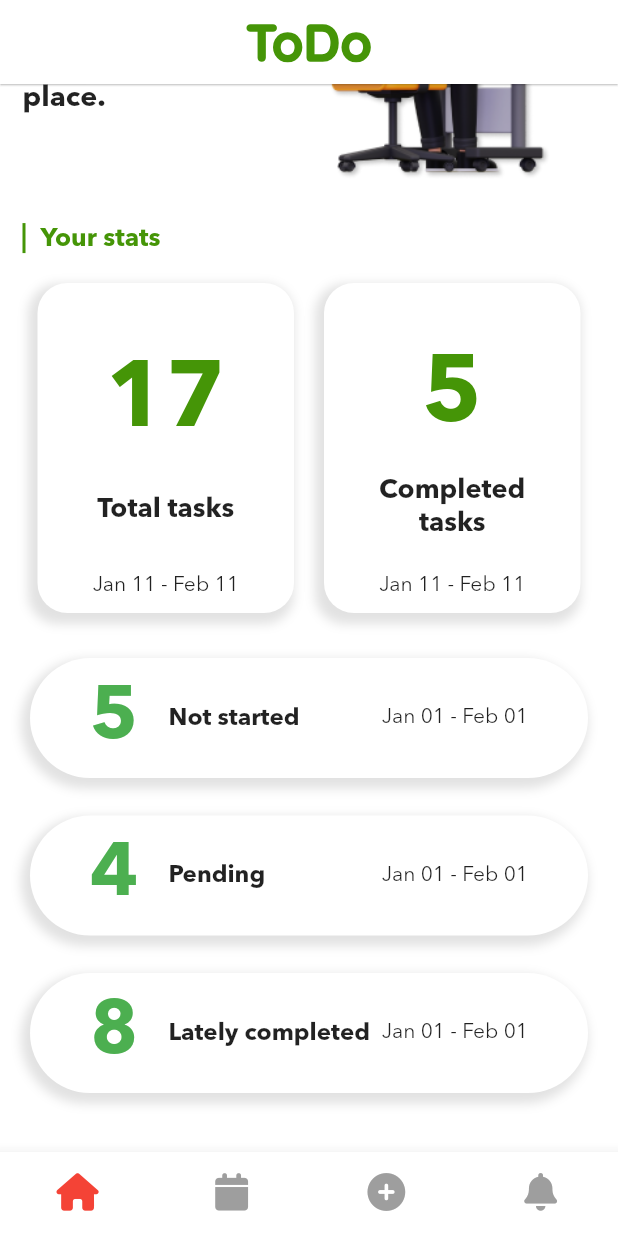
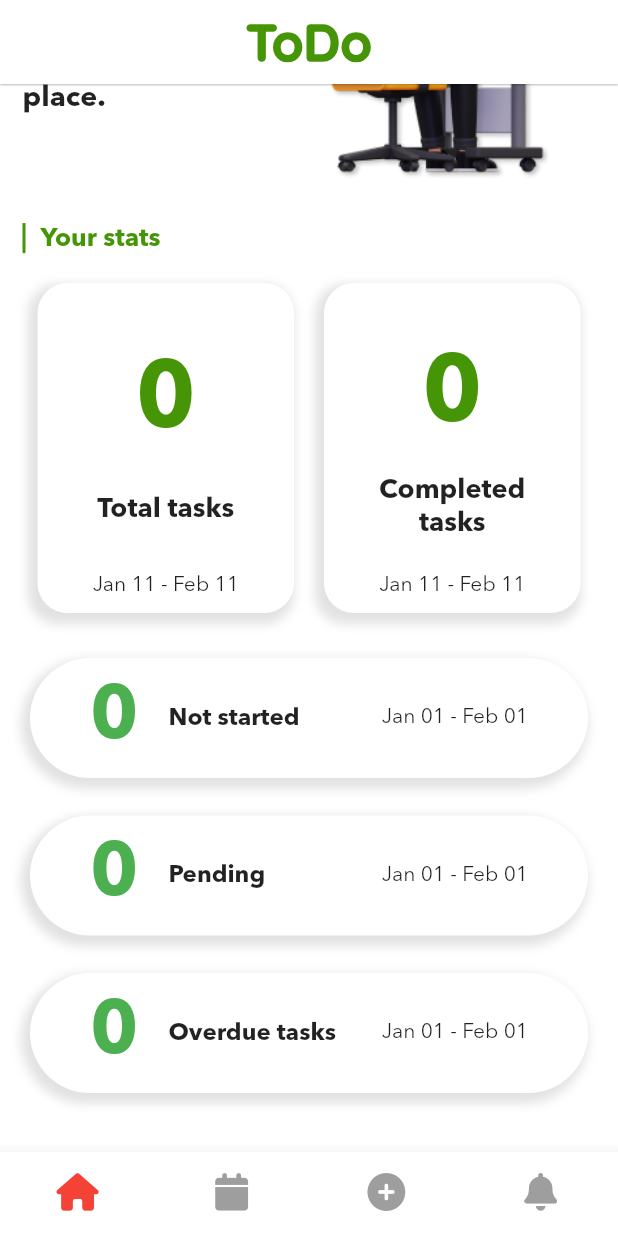
Before and after one commit to eliotfgn/blog_app, a Flutter app: the HomeScreen screen opened by its route, scrolled down 171 dp, on a phone screen of 412 x 824 dp. Run offline on Flutter 3.47's test engine with Material 2 defaults, Android fonts, the phone set to English and light mode, and no system bars; our stand-ins replace dio, flutter_spinkit, fluttertoast, font_awesome_flutter, google_fonts, shared_preferences; accounts and stored records are empty; network calls fail.

```diff
--- a/lib/screens/home_screen.dart
+++ b/lib/screens/home_screen.dart
@@ -1,4 +1,5 @@
 import 'package:blog/models/new_task.dart';
+import 'package:blog/models/task.dart';
 import 'package:blog/services/task_service.dart';
 import 'package:blog/widgets/stat_card.dart';
 import 'package:blog/widgets/stat_tile.dart';
@@ -18,6 +19,33 @@ class HomeScreen extends StatefulWidget {
 }
 
 class _HomeScreenState extends State<HomeScreen> {
+  int _totalTasks = 0;
+  int _completedTasks = 0;
+  int _pendingTasks = 0;
+  int _overdueTasks = 0;
+  int _notStartedTasks = 0;
+
+  init() async {
+    List<Task> allTasks = await TaskService.getAll();
+    List completedTasks = await TaskService.findAllCompleted();
+    List notStartedTasks = await TaskService.findAllNotStarted();
+    List lateTasks = await TaskService.findLatelyFinished();
+    setState(() {
+      _totalTasks = allTasks.length;
+      _completedTasks = completedTasks.length;
+      _notStartedTasks = notStartedTasks.length;
+      _overdueTasks = lateTasks.length;
+      _pendingTasks =
+          _totalTasks - _completedTasks - _notStartedTasks - _overdueTasks;
+    });
+  }
+
+  @override
+  void initState() async {
+    super.initState();
+    await init();
+  }
+
   @override
   Widget build(BuildContext context) {
     return Scaffold(
@@ -76,17 +104,17 @@ class _HomeScreenState extends State<HomeScreen> {
                   ),
                 ),
                 Row(
-                  children: const [
+                  children: [
                     Expanded(
                       child: StatCard(
                         title: "Total tasks",
-                        value: 17,
+                        value: _totalTasks,
                       ),
                     ),
                     Expanded(
                       child: StatCard(
                         title: "Completed tasks",
-                        value: 5,
+                        value: _completedTasks,
                       ),
                     )
                   ],
@@ -94,23 +122,23 @@ class _HomeScreenState extends State<HomeScreen> {
                 const SizedBox(
                   height: 10,
                 ),
-                const StatTile(
+                StatTile(
                   title: "Not started",
-                  value: 5,
+                  value: _notStartedTasks,
                 ),
                 const SizedBox(
                   height: 25,
                 ),
-                const StatTile(
+                StatTile(
                   title: "Pending",
-                  value: 4,
+                  value: _pendingTasks,
                 ),
                 const SizedBox(
                   height: 25,
                 ),
-                const StatTile(
-                  title: "Lately completed",
-                  value: 8,
+                StatTile(
+                  title: "Overdue tasks",
+                  value: _overdueTasks,
                 ),
                 const SizedBox(
                   height: 25,
--- a/lib/services/task_service.dart
+++ b/lib/services/task_service.dart
@@ -118,7 +118,7 @@ class TaskService {
     return notStarted;
   }
 
-  static Future<List<dynamic>> findLatelyFinished(String state) async {
+  static Future<List<dynamic>> findLatelyFinished() async {
     List<Task> tasks = await getAll();
     List<Task> late = [];
 
```
